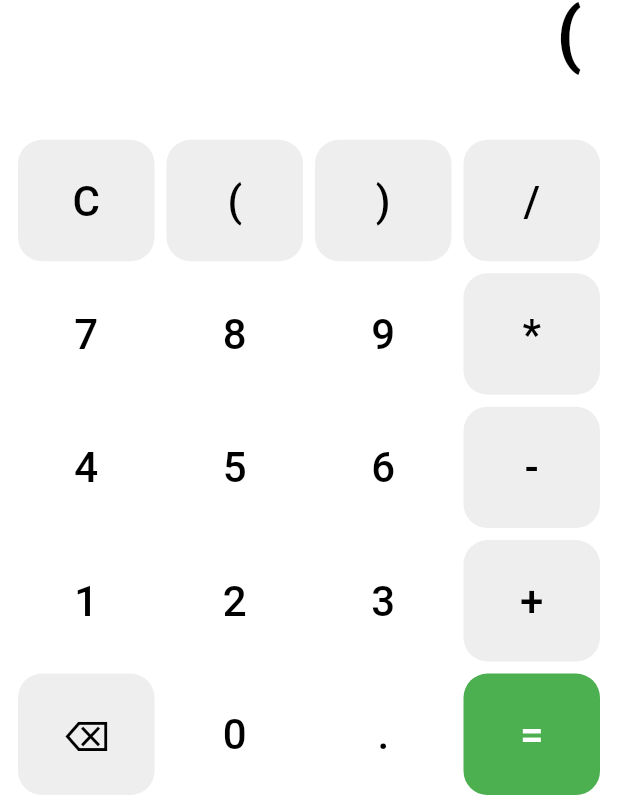
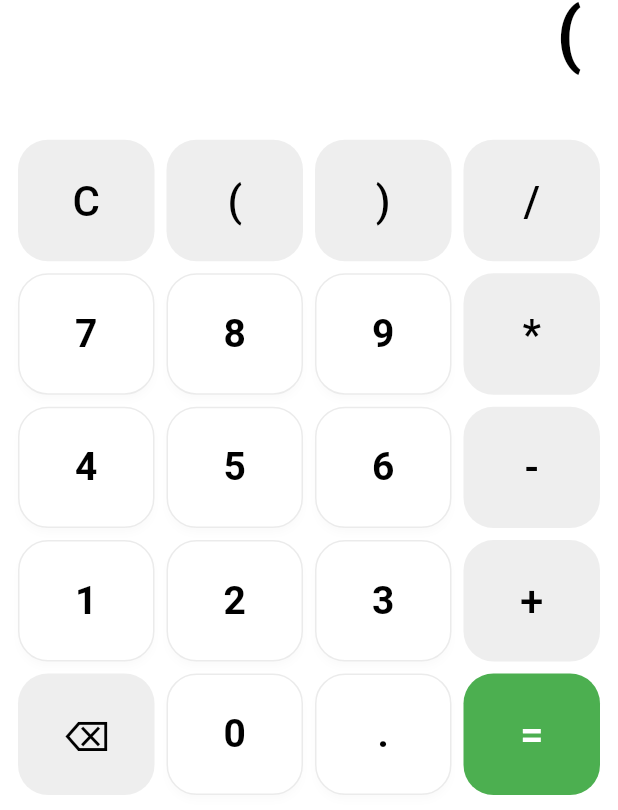
Before and after one commit to rafetcan/calc, a Flutter app: the screen it shows after launch, after a tap on an icon or button, on a phone screen of 412 x 824 dp. Shown: the part 423-1233 px from the top of the screen. Run offline on Flutter 3.47's test engine with Material 3 defaults, Android fonts, the phone set to English and light mode, and no system bars; our stand-ins replace cloud_firestore, device_info_plus, easy_localization, firebase_analytics, firebase_core, firebase_crashlytics and 3 more; accounts and stored records are empty.

Commit message:
Refactor calculator view logic to improve button handling and display updates. Added helper methods for operator and number validation. Enhanced button styling for better responsiveness and accessibility. Updated button tap feedback for number buttons.

```diff
--- a/lib/features/calculator/views/calculator_view.dart
+++ b/lib/features/calculator/views/calculator_view.dart
@@ -20,18 +20,41 @@ class _CalculatorViewState extends State<CalculatorView> {
   String _expression = '';
   bool _shouldResetDisplay = false;
 
+  bool _isOperatorOrParen(String value) =>
+      value == '+' || value == '-' || value == '*' || value == '/' ||
+      value == '(' || value == ')';
+  bool _isNumberOrDot(String value) =>
+      RegExp(r'^[0-9.]$').hasMatch(value);
+
   void _onButtonPressed(String value) {
     setState(() {
-      if (_shouldResetDisplay) {
+      if (value == 'C') {
         _display = '0';
         _expression = '';
         _shouldResetDisplay = false;
+        return;
+      }
+      if (_shouldResetDisplay) {
+        // = sonrası: C/⌫ dışında sonuç üzerinden devam
+        if (value == '⌫') {
+          _display = '0';
+          _expression = '';
+          _shouldResetDisplay = false;
+        } else if (_isOperatorOrParen(value)) {
+          // Operatör veya parantez: sonuca ekle (örn: 8 + 5 = 13, sonra + → 13+)
+          _expression += value;
+          _display = _formatExpression(_expression);
+          _shouldResetDisplay = false;
+        } else if (_isNumberOrDot(value)) {
+          // Rakam veya nokta: yeni sayı ile başla
+          _expression = value;
+          _display = _formatExpression(_expression);
+          _shouldResetDisplay = false;
+        }
+        return;
       }
 
-      if (value == 'C') {
-        _display = '0';
-        _expression = '';
-      } else if (value == '=') {
+      if (value == '=') {
         try {
           double result = _evaluateExpression(_expression);
           String resultStr = _formatResultForExpression(result);
@@ -498,36 +521,71 @@ class _CalculatorViewState extends State<CalculatorView> {
     );
   }
 
+  bool _isNumberButton(String text) {
+    return RegExp(r'^[0-9.]$').hasMatch(text);
+  }
+
   Widget _buildButton(
     String text, {
     bool isOperator = false,
     bool isEquals = false,
   }) {
+    final isNumber = _isNumberButton(text);
+    final theme = Theme.of(context);
+    final colorScheme = theme.colorScheme;
+    final isDark = theme.brightness == Brightness.dark;
+
     return Expanded(
       child: Padding(
         padding: const EdgeInsets.all(4),
         child: Material(
           color: isEquals
-              ? Theme.of(context).colorScheme.primary
+              ? colorScheme.primary
               : isOperator
-                  ? Theme.of(context).colorScheme.secondaryContainer
-                  : Theme.of(context).colorScheme.surfaceContainerHighest,
-          borderRadius: BorderRadius.circular(16),
+                  ? colorScheme.secondaryContainer
+                  : isNumber
+                      ? (isDark
+                          ? colorScheme.surfaceContainerHigh
+                          : colorScheme.surface)
+                      : colorScheme.surfaceContainerHighest,
+          borderRadius: BorderRadius.circular(20),
+          elevation: isNumber ? 2 : 0,
+          shadowColor: isNumber
+              ? (isDark ? Colors.black54 : Colors.black.withOpacity(0.08))
+              : Colors.transparent,
           child: InkWell(
-            borderRadius: BorderRadius.circular(16),
+            borderRadius: BorderRadius.circular(20),
             onTap: () => _onButtonPressed(text),
+            splashColor: isNumber
+                ? colorScheme.primary.withOpacity(0.12)
+                : null,
+            highlightColor: isNumber
+                ? colorScheme.primary.withOpacity(0.06)
+                : null,
             child: Container(
               alignment: Alignment.center,
+              decoration: isNumber
+                  ? BoxDecoration(
+                      borderRadius: BorderRadius.circular(20),
+                      border: Border.all(
+                        color: isDark
+                            ? colorScheme.outline.withOpacity(0.2)
+                            : colorScheme.outline.withOpacity(0.08),
+                        width: 1,
+                      ),
+                    )
+                  : null,
               child: Text(
                 text,
                 style: TextStyle(
-                  fontSize: 28,
-                  fontWeight: FontWeight.w500,
+                  fontSize: isNumber ? 26 : 28,
+                  fontWeight: isNumber ? FontWeight.w600 : FontWeight.w500,
+                  letterSpacing: isNumber ? 0.5 : 0,
                   color: isEquals
-                      ? Theme.of(context).colorScheme.onPrimary
+                      ? colorScheme.onPrimary
                       : isOperator
-                          ? Theme.of(context).colorScheme.onSecondaryContainer
-                          : Theme.of(context).colorScheme.onSurface,
+                          ? colorScheme.onSecondaryContainer
+                          : colorScheme.onSurface,
                 ),
               ),
             ),
```
